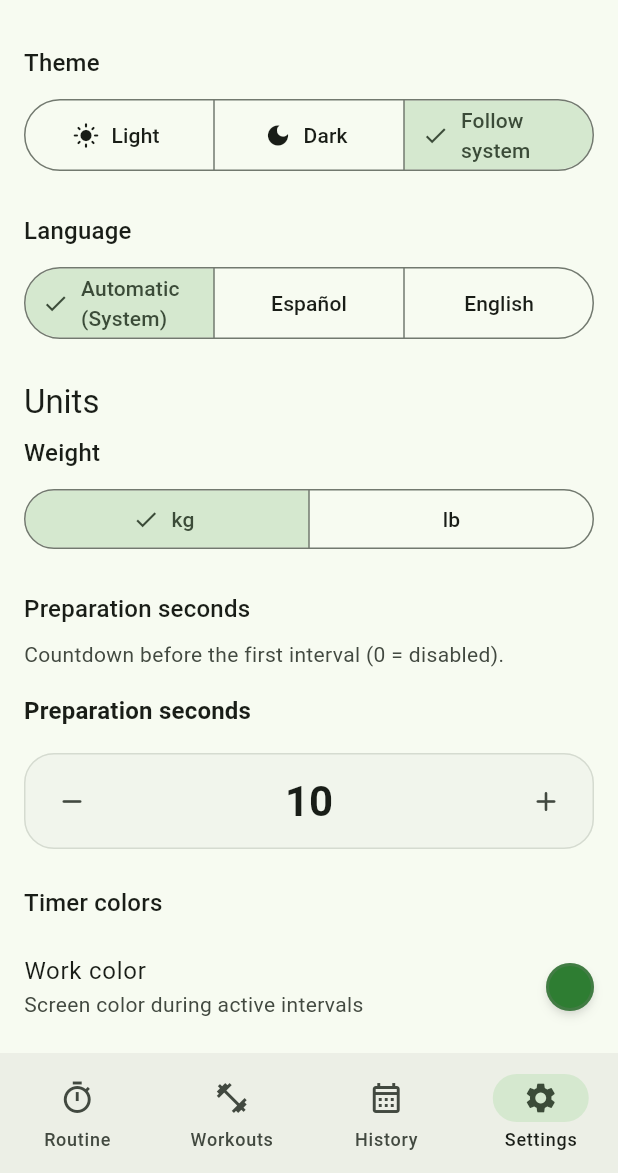
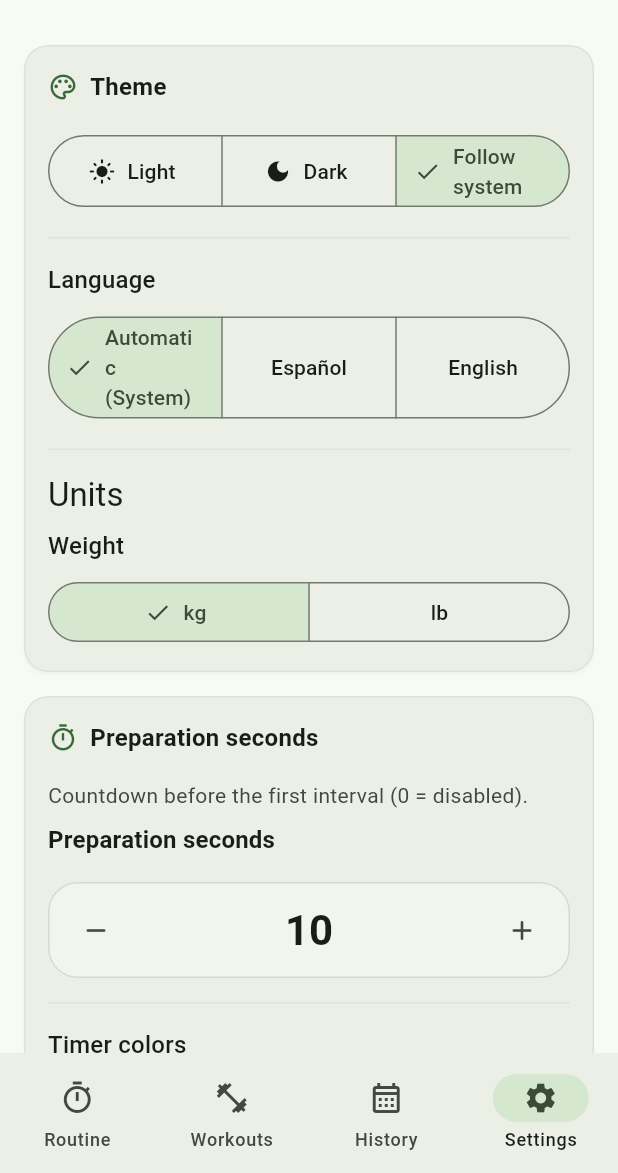
Before and after one commit to MoisesCorcho/IntervalTimer, a Flutter app: the screen it shows after launch, item 4 of the bottom bar chosen, on a phone screen of 412 x 824 dp, the part 63-1236 px from its top. Run offline on Flutter 3.47's test engine with Material 3 defaults, Android fonts, the phone set to English and light mode, and no system bars; our stand-ins replace audioplayers, drift, fl_chart, flutter_colorpicker, flutter_local_notifications, flutter_riverpod and 9 more; missing offline and left inert: audio_session, flutter_background_service, gal, live_activities; accounts and stored records are empty; generated files the repository leaves out were written again; statements that could not run were skipped.

Commit message:
feat(settings): group settings options into modular section cards

```diff
--- a/lib/features/settings/presentation/settings_screen.dart
+++ b/lib/features/settings/presentation/settings_screen.dart
@@ -11,6 +11,7 @@ import 'package:interval_timer/features/body_tracking/presentation/body_weight_u
 import 'package:interval_timer/features/lock_screen/presentation/session_lock_screen_settings_section.dart';
 import 'package:interval_timer/features/settings/presentation/phase_color_picker_screen.dart';
 import 'package:interval_timer/features/settings/presentation/widgets/language_selector_tile.dart';
+import 'package:interval_timer/features/settings/presentation/widgets/settings_section_card.dart';
 import 'package:interval_timer/features/sound_effects/presentation/sound_effects_settings_section.dart';
 import 'package:interval_timer/features/vibration/presentation/vibration_settings_section.dart';
 import 'package:interval_timer/shared/widgets/app_primary_button.dart';
@@ -69,13 +70,19 @@ class _SettingsBody extends ConsumerWidget {
     );
 
     return ListView(
-      padding: const EdgeInsets.all(AppTheme.spacingMd),
+      padding: const EdgeInsets.symmetric(
+        horizontal: AppTheme.spacingMd,
+        vertical: AppTheme.spacingMd,
+      ),
       children: [
-        Text(
-          l10n.themeLabel,
-          style: theme.textTheme.titleMedium,
-        ),
-        const SizedBox(height: AppTheme.spacingSm),
+        // 1. General & Appearance
+        SettingsSectionCard(
+          key: const Key('settings_card_appearance'),
+          icon: Icons.palette_outlined,
+          title: l10n.themeLabel,
+          child: Column(
+            crossAxisAlignment: CrossAxisAlignment.stretch,
+            children: [
               SegmentedButton<AppThemeMode>(
                 key: const Key('theme_segmented_button'),
                 segments: [
@@ -102,18 +109,35 @@ class _SettingsBody extends ConsumerWidget {
                       .setThemeMode(selected.first);
                 },
               ),
-        const SizedBox(height: AppTheme.spacingLg),
+              const SizedBox(height: AppTheme.spacingMd),
+              Divider(
+                height: 1,
+                color: theme.colorScheme.outlineVariant.withValues(alpha: 0.3),
+              ),
+              const SizedBox(height: AppTheme.spacingMd),
               LanguageSelectorSection(settings: settings),
-        const SizedBox(height: AppTheme.spacingLg),
+              const SizedBox(height: AppTheme.spacingMd),
+              Divider(
+                height: 1,
+                color: theme.colorScheme.outlineVariant.withValues(alpha: 0.3),
+              ),
+              const SizedBox(height: AppTheme.spacingMd),
               BodyWeightUnitSettingsSection(settings: settings),
-        const SizedBox(height: AppTheme.spacingLg),
-        Text(
-          l10n.prepSecondsLabel,
-          style: theme.textTheme.titleMedium,
+            ],
           ),
+        ),
+        const SizedBox(height: AppTheme.spacingMd),
+
+        // 2. Timer & Phase Configuration
+        SettingsSectionCard(
+          key: const Key('settings_card_timer'),
+          icon: Icons.timer_outlined,
+          title: l10n.prepSecondsLabel,
+          child: Column(
+            crossAxisAlignment: CrossAxisAlignment.stretch,
+            children: [
+              Text(l10n.prepSecondsHint, style: muted),
               const SizedBox(height: AppTheme.spacingSm),
-        Text(l10n.prepSecondsHint, style: muted),
-        const SizedBox(height: AppTheme.spacingMd),
               NumberStepper(
                 key: const Key('prep_seconds_stepper'),
                 value: settings.prepSeconds,
@@ -123,17 +147,31 @@ class _SettingsBody extends ConsumerWidget {
                 label: l10n.prepSecondsLabel,
                 keyPrefix: 'prep_',
                 onChanged: (value) {
-            ref.read(settingsControllerProvider.notifier).setPrepSeconds(value);
+                  ref
+                      .read(settingsControllerProvider.notifier)
+                      .setPrepSeconds(value);
                 },
               ),
-        const SizedBox(height: AppTheme.spacingLg),
-        _TimerPhaseColorsSection(settings: settings),
-        const SizedBox(height: AppTheme.spacingLg),
-        Text(
-          l10n.voiceSectionTitle,
-          style: theme.textTheme.titleLarge,
+              const SizedBox(height: AppTheme.spacingMd),
+              Divider(
+                height: 1,
+                color: theme.colorScheme.outlineVariant.withValues(alpha: 0.3),
               ),
               const SizedBox(height: AppTheme.spacingMd),
+              _TimerPhaseColorsSection(settings: settings),
+            ],
+          ),
+        ),
+        const SizedBox(height: AppTheme.spacingMd),
+
+        // 3. Voice Assistant
+        SettingsSectionCard(
+          key: const Key('settings_card_voice'),
+          icon: Icons.record_voice_over_outlined,
+          title: l10n.voiceSectionTitle,
+          child: Column(
+            crossAxisAlignment: CrossAxisAlignment.stretch,
+            children: [
               SwitchListTile(
                 key: const Key('voice_enabled_switch'),
                 contentPadding: EdgeInsets.zero,
@@ -177,6 +215,11 @@ class _SettingsBody extends ConsumerWidget {
                     : null,
               ),
               const SizedBox(height: AppTheme.spacingMd),
+              Divider(
+                height: 1,
+                color: theme.colorScheme.outlineVariant.withValues(alpha: 0.3),
+              ),
+              const SizedBox(height: AppTheme.spacingMd),
               Text(
                 l10n.countdownSecondsLabel,
                 style: theme.textTheme.titleMedium,
@@ -198,14 +241,42 @@ class _SettingsBody extends ConsumerWidget {
                       .setCountdownSeconds(value);
                 },
               ),
-        const SizedBox(height: AppTheme.spacingLg),
-        VibrationSettingsSection(settings: settings),
-        const SizedBox(height: AppTheme.spacingLg),
-        SoundEffectsSettingsSection(settings: settings),
-        const SizedBox(height: AppTheme.spacingLg),
+            ],
+          ),
+        ),
+        const SizedBox(height: AppTheme.spacingMd),
+
+        // 4. Sound Effects
+        SettingsSectionCard(
+          key: const Key('settings_card_sound_effects'),
+          child: SoundEffectsSettingsSection(settings: settings),
+        ),
+        const SizedBox(height: AppTheme.spacingMd),
+
+        // 5. Vibration & Haptics
+        SettingsSectionCard(
+          key: const Key('settings_card_vibration'),
+          child: VibrationSettingsSection(settings: settings),
+        ),
+        const SizedBox(height: AppTheme.spacingMd),
+
+        // 6. Screen & Session Lock Controls
+        SettingsSectionCard(
+          key: const Key('settings_card_screen_session'),
+          child: Column(
+            crossAxisAlignment: CrossAxisAlignment.stretch,
+            children: [
               KeepScreenOnSettingsSection(settings: settings),
-        const SizedBox(height: AppTheme.spacingLg),
+              const SizedBox(height: AppTheme.spacingMd),
+              Divider(
+                height: 1,
+                color: theme.colorScheme.outlineVariant.withValues(alpha: 0.3),
+              ),
+              const SizedBox(height: AppTheme.spacingMd),
               SessionLockScreenSettingsSection(settings: settings),
+            ],
+          ),
+        ),
       ],
     );
   }
--- /dev/null
+++ b/lib/features/settings/presentation/widgets/settings_section_card.dart
@@ -0,0 +1,80 @@
+import 'package:flutter/material.dart';
+import 'package:interval_timer/core/theme/app_theme.dart';
+
+/// A surface-elevated container card for grouping related settings options.
+///
+/// Implements the Material 3 Inset Grouped Section Card pattern with rounded
+/// corners, subtle perimeter border, surface container contrast, and an optional
+/// header with semantic icon and bold title.
+class SettingsSectionCard extends StatelessWidget {
+  const SettingsSectionCard({
+    super.key,
+    this.icon,
+    this.title,
+    required this.child,
+  });
+
+  /// Optional icon displayed alongside the section title.
+  final IconData? icon;
+
+  /// Optional title displayed at the top of the card.
+  final String? title;
+
+  /// The child content of the section card.
+  final Widget child;
+
+  @override
+  Widget build(BuildContext context) {
+    final theme = Theme.of(context);
+    final isDark = theme.brightness == Brightness.dark;
+
+    return Material(
+      color: theme.colorScheme.surfaceContainer,
+      clipBehavior: Clip.antiAlias,
+      elevation: isDark ? 0 : 1,
+      shadowColor: Colors.black.withValues(alpha: 0.15),
+      shape: RoundedRectangleBorder(
+        borderRadius: BorderRadius.circular(AppTheme.radiusLg),
+        side: BorderSide(
+          color: theme.colorScheme.outlineVariant.withValues(alpha: 0.35),
+          width: 1.0,
+        ),
+      ),
+      child: Padding(
+        padding: const EdgeInsets.all(AppTheme.spacingMd),
+        child: Column(
+          crossAxisAlignment: CrossAxisAlignment.stretch,
+          mainAxisSize: MainAxisSize.min,
+          children: [
+            if (title != null || icon != null) ...[
+              Row(
+                children: [
+                  if (icon != null) ...[
+                    Icon(
+                      icon,
+                      size: 20,
+                      color: theme.colorScheme.primary,
+                    ),
+                    if (title != null) const SizedBox(width: AppTheme.spacingSm),
+                  ],
+                  if (title != null)
+                    Expanded(
+                      child: Text(
+                        title!,
+                        style: theme.textTheme.titleMedium?.copyWith(
+                          fontWeight: FontWeight.bold,
+                          letterSpacing: 0.2,
+                        ),
+                      ),
+                    ),
+                ],
+              ),
+              const SizedBox(height: AppTheme.spacingMd),
+            ],
+            child,
+          ],
+        ),
+      ),
+    );
+  }
+}
```
Also changed, not shown: 2 other files. Lines whose indentation alone changed are shown as unchanged.
